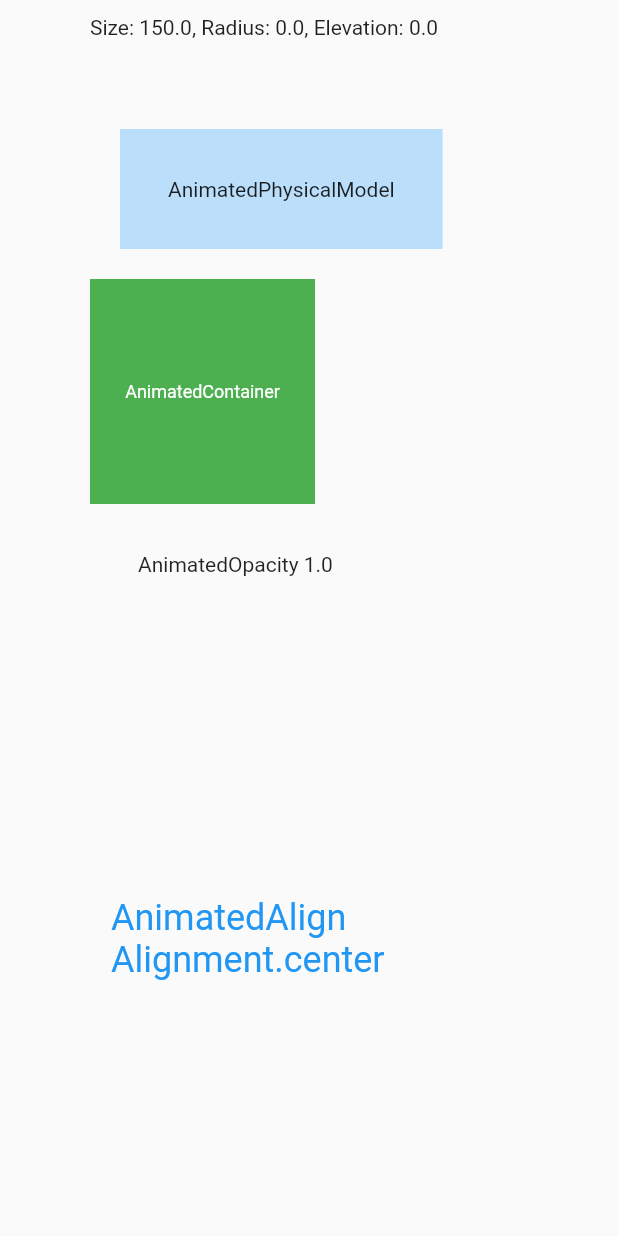
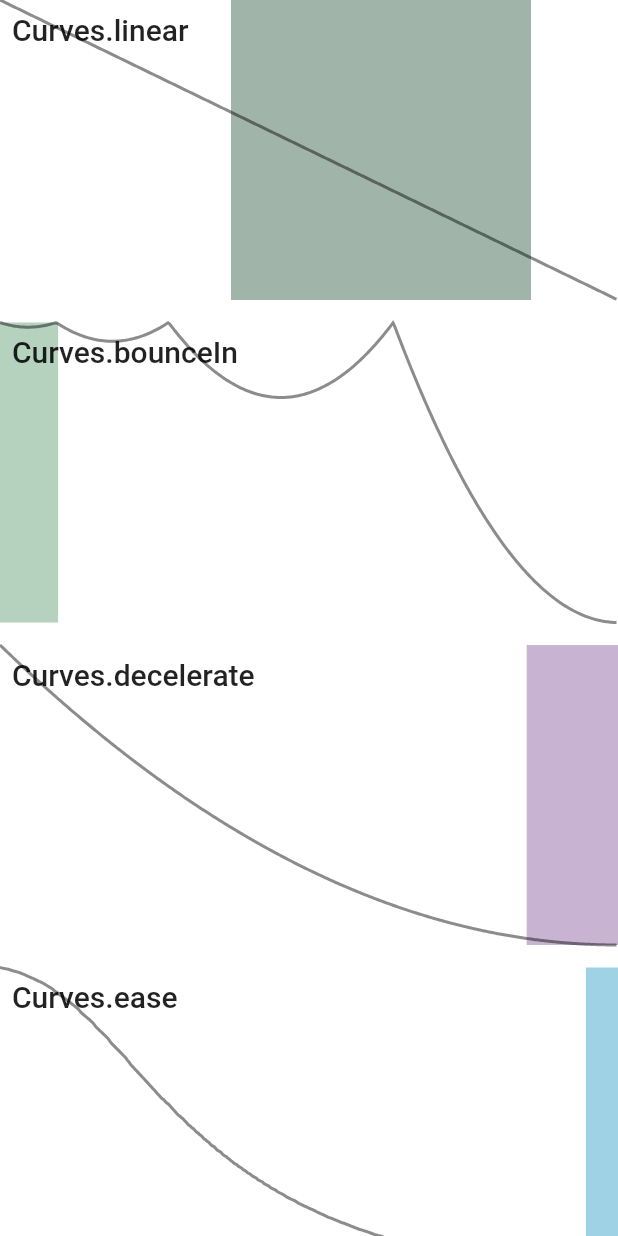
Before and after one commit to abdullahD00/flutter_with_animations, a Flutter app: the screen it shows after launch, on a phone screen of 412 x 824 dp. Run offline on Flutter 3.47's test engine with Material 2 defaults, Android fonts, the phone set to English and light mode, and no system bars.

Commit message:
tween create

```diff
--- a/lib/implicit_animation/viewmodel/implicit_container_viewmodel.dart
+++ b/lib/implicit_animation/viewmodel/implicit_container_viewmodel.dart
@@ -20,4 +20,8 @@ abstract class ImplicitAnimationsViewModel extends State<ImplicitAnimations> {
     final random2 = (math.Random().nextDouble() - 0.5);
     alignment = Alignment(random1, random2);
   }
+
+  void setIndex() {
+    index = (index + 1) % colors.length;
+  }
 }
--- a/lib/main.dart
+++ b/lib/main.dart
@@ -1,4 +1,4 @@
-import 'package:animations/implicit_animation/view/implicit_container.dart';
+import 'package:animations/tween/view/tween_view.dart';
 import 'package:flutter/material.dart';
 
 void main() {
@@ -15,7 +15,7 @@ class MyApp extends StatelessWidget {
       theme: ThemeData(
         primarySwatch: Colors.blue,
       ),
-      home: const ImplicitAnimations(),
+      home: const TweensView(),
     );
   }
 }
--- /dev/null
+++ b/lib/tween/service/tween_service.dart
@@ -0,0 +1,6 @@
+import 'package:flutter/material.dart';
+
+abstract class TweensService {
+  Animation<Offset> getTween(AnimationController controller);
+  Animation<Offset> getCurvedTween(AnimationController controller, Curve curve);
+}
--- /dev/null
+++ b/lib/tween/viewmodel/tween_viewmodel.dart
@@ -0,0 +1,64 @@
+import 'package:animations/tween/service/tween_service.dart';
+import 'package:animations/tween/view/tween_view.dart';
+import 'package:flutter/material.dart';
+
+abstract class TweensViewModel extends State<TweensView>
+    with TickerProviderStateMixin
+    implements TweensService {
+  AnimationController? animationController;
+
+  final curves = <String, Curve>{
+    'Curves.linear': Curves.linear,
+    'Curves.bounceIn': Curves.bounceIn,
+    'Curves.decelerate': Curves.decelerate,
+    'Curves.ease': Curves.ease,
+    'Curves.easeInOut': Curves.easeInOut,
+    'Curves.easeOutBack': Curves.easeOutBack,
+    'Curves.easeOutExpo': Curves.easeOutExpo,
+    'Curves.easeOutSine': Curves.easeOutSine,
+    'Curves.easeInOutExpo': Curves.easeInOutExpo,
+    'Curves.easeInOutCubicEmphasized': Curves.easeInOutCubicEmphasized,
+    'Curves.elasticIn': Curves.elasticIn,
+    'Curves.fastLinearToSlowEaseIn': Curves.fastLinearToSlowEaseIn,
+    'Curves.slowMiddle': Curves.slowMiddle,
+  };
+
+  @override
+  void initState() {
+    super.initState();
+    animationController = AnimationController(
+      vsync: this,
+      duration: const Duration(seconds: 5),
+    )
+      ..forward()
+      ..repeat();
+  }
+
+  @override
+  void dispose() {
+    animationController?.dispose();
+    super.dispose();
+  }
+
+  @override
+  Animation<Offset> getTween(AnimationController controller) {
+    return Tween<Offset>(
+      begin: const Offset(-2.0, 0.0),
+      end: const Offset(2.0, 0.0),
+    ).animate(controller);
+  }
+
+  @override
+  Animation<Offset> getCurvedTween(
+      AnimationController controller, Curve curve) {
+    return Tween<Offset>(
+      begin: const Offset(-2.0, 0.0),
+      end: const Offset(2.0, 0.0),
+    ).animate(
+      CurvedAnimation(
+        parent: controller,
+        curve: curve,
+      ),
+    );
+  }
+}
```
Also changed, not shown: lib/implicit_animation/view/implicit_container.dart (+3 -4 lines), lib/tween/view/tween_view.dart (added, +97 -0 lines), pubspec.lock.
